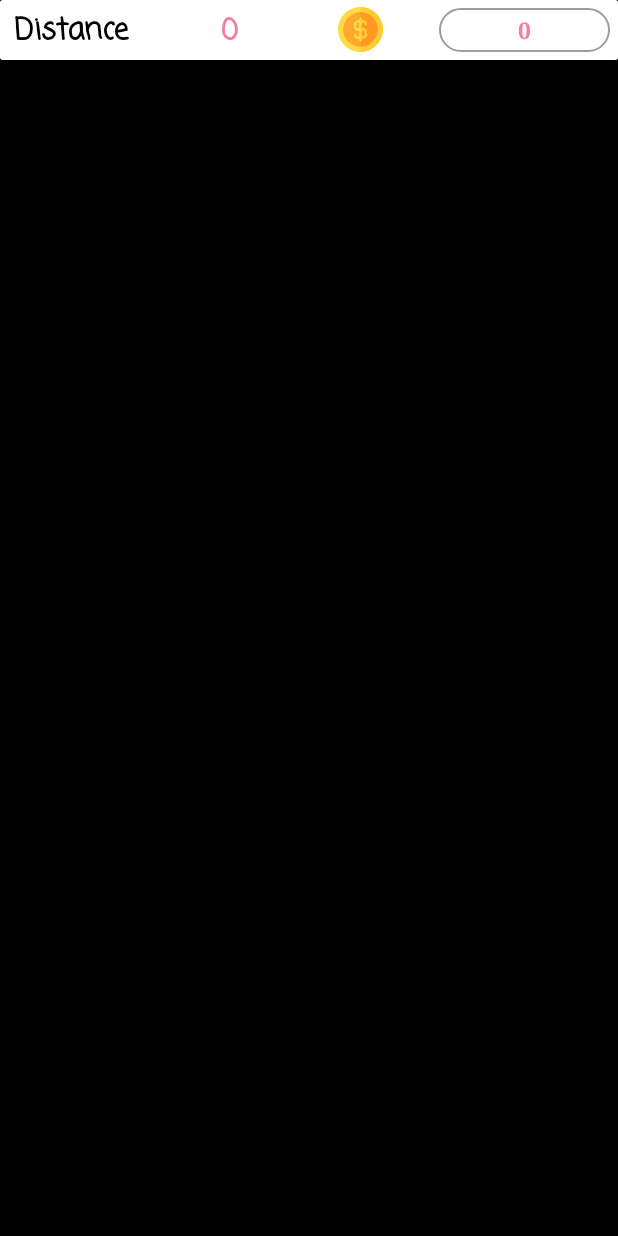
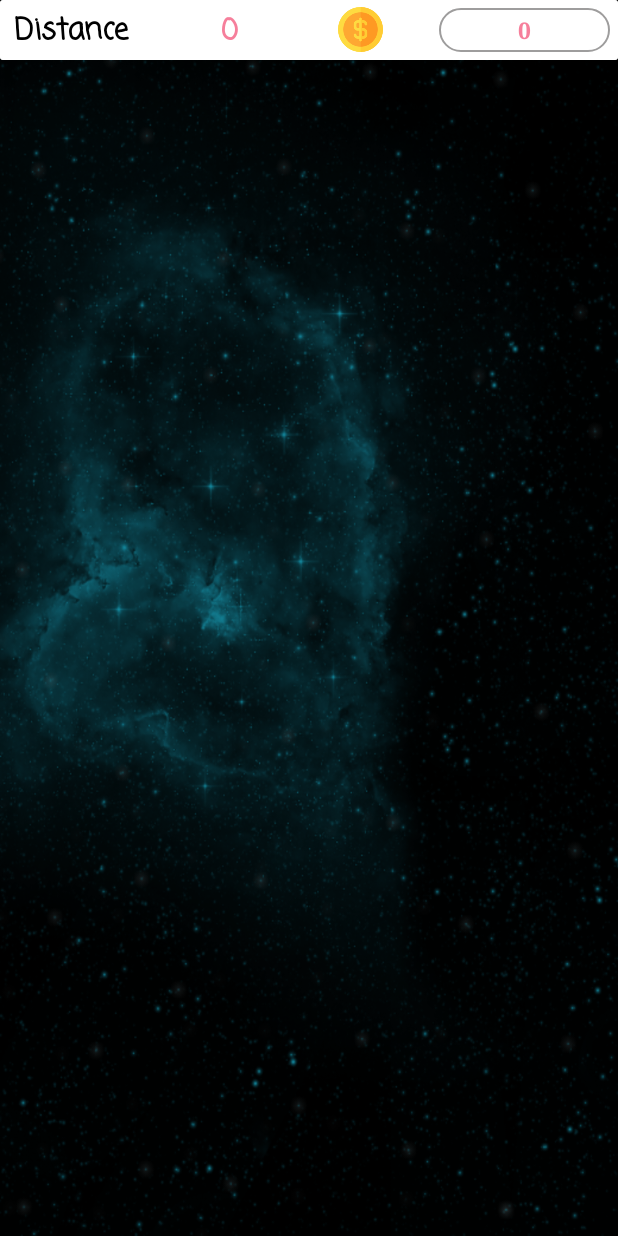
Before and after one commit to yoavke/iSpace, an Android app: the screen it shows after launch (LevelActivity), after a tap on "FREESTYLE", on a phone screen of 412 x 824 dp. Run offline under Robolectric (Android 15) with nearby library versions, the phone set to English and light mode, and no system bars; libraries missing offline, so code that uses them is left out: com.podcopic.animationlib, com.shashank.sony; 8 statements that could not run were skipped.

Commit message:
add background

```diff
--- a/app/src/main/java/com/hit/ispace/LevelActivity.java
+++ b/app/src/main/java/com/hit/ispace/LevelActivity.java
@@ -70,12 +70,12 @@ public class LevelActivity extends AppCompatActivity {
         this.scoreTxt = findViewById(R.id.score_value);
         this.coinsTxt = findViewById(R.id.coins_value);
 
-        //ImageView imageView = (ImageView) findViewById(R.id.image);
-        //imageView.setBackgroundResource(R.drawable.frame_background);
-        //backgroundAnim = (AnimationDrawable) imageView.getBackground();
+        ImageView imageView = (ImageView) findViewById(R.id.image);
+        imageView.setBackgroundResource(R.drawable.frame_background);
+        backgroundAnim = (AnimationDrawable) imageView.getBackground();
 
         //set the background of the level view
-        levelView.setBackgroundColor(getResources().getColor(R.color.blackColor));
+        //levelView.setBackgroundColor(getResources().getColor(R.color.blackColor));
 
         final int levelType = getIntent().getIntExtra("levelType", 0);
         this.waitEndGameThread = new HandlerThread("wait for end of game thread");
@@ -161,11 +161,11 @@ public class LevelActivity extends AppCompatActivity {
         playSound(R.raw.start_level);
     }
 
-    //@Override
-    //public void onWindowFocusChanged(boolean hasFocus) {
-    //   super.onWindowFocusChanged(hasFocus);
-    //    backgroundAnim.start();
-    //}
+    @Override
+    public void onWindowFocusChanged(boolean hasFocus) {
+       super.onWindowFocusChanged(hasFocus);
+        backgroundAnim.start();
+    }
 
     public void setValues() {
         runOnUiThread(new Runnable() {
--- a/app/src/main/res/drawable/frame_background.xml
+++ b/app/src/main/res/drawable/frame_background.xml
@@ -1,5 +1,20 @@
 <?xml version="1.0" encoding="utf-8"?>
 <animation-list xmlns:android="http://schemas.android.com/apk/res/android">
 
-
+    <item android:drawable="@drawable/frame_1" android:duration="30" />
+    <item android:drawable="@drawable/frame_2" android:duration="30" />
+    <item android:drawable="@drawable/frame_3" android:duration="30" />
+    <item android:drawable="@drawable/frame_4" android:duration="30" />
+    <item android:drawable="@drawable/frame_5" android:duration="30" />
+    <item android:drawable="@drawable/frame_6" android:duration="30" />
+    <item android:drawable="@drawable/frame_7" android:duration="30" />
+    <item android:drawable="@drawable/frame_8" android:duration="30" />
+    <item android:drawable="@drawable/frame_9" android:duration="30" />
+    <item android:drawable="@drawable/frame_10" android:duration="30" />
+    <item android:drawable="@drawable/frame_11" android:duration="30" />
+    <item android:drawable="@drawable/frame_12" android:duration="30" />
+    <item android:drawable="@drawable/frame_13" android:duration="30" />
+    <item android:drawable="@drawable/frame_14" android:duration="30" />
+    <item android:drawable="@drawable/frame_15" android:duration="30" />
+    <item android:drawable="@drawable/frame_16" android:duration="30" />
 </animation-list>
```
Also changed, not shown: app/src/main/res/drawable/frame_1.png (added), app/src/main/res/drawable/frame_10.png (added), app/src/main/res/drawable/frame_11.png (added), app/src/main/res/drawable/frame_12.png (added), app/src/main/res/drawable/frame_13.png (added), app/src/main/res/drawable/frame_14.png (added), app/src/main/res/drawable/frame_15.png (added), app/src/main/res/drawable/frame_16.png (added), app/src/main/res/drawable/frame_2.png (added), app/src/main/res/drawable/frame_3.png (added), app/src/main/res/drawable/frame_4.png (added), app/src/main/res/drawable/frame_5.png (added), app/src/main/res/drawable/frame_6.png (added), app/src/main/res/drawable/frame_7.png (added), 2 more files.
